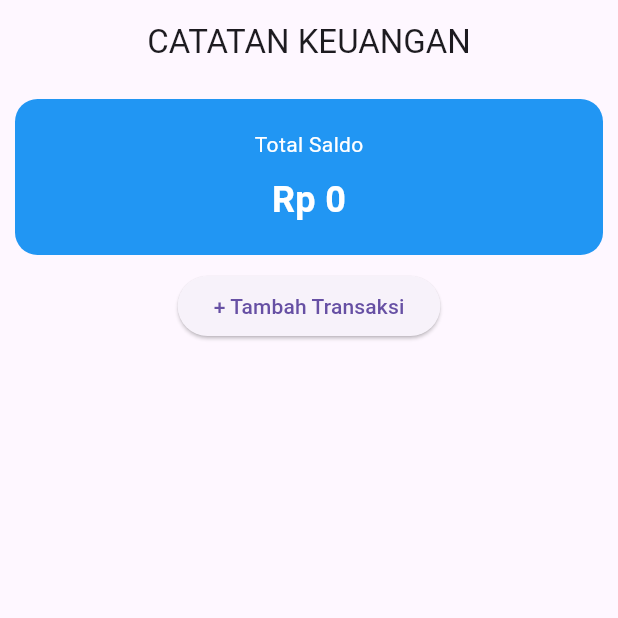
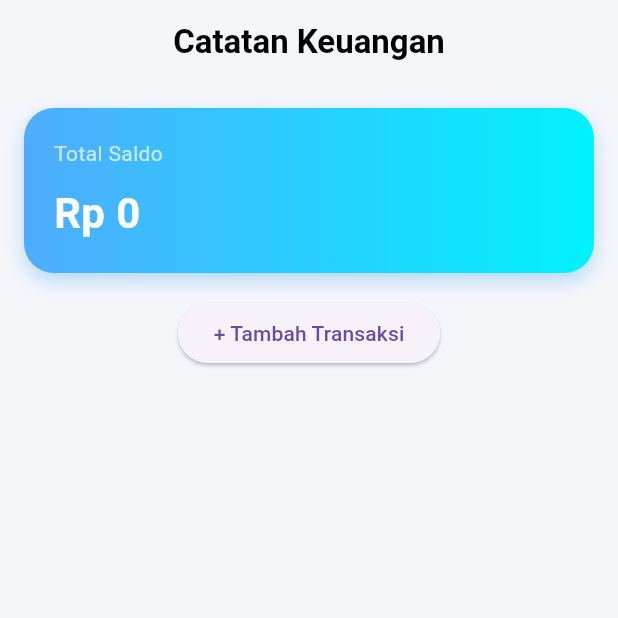
Before and after one commit to abdhamid66/aplikasi-ke-uangan, a Flutter app: the screen it shows after launch, on a phone screen of 412 x 824 dp, the top half of it. Run offline on Flutter 3.47's test engine with Material 3 defaults, Android fonts, the phone set to English and light mode, and no system bars; our stand-ins replace shared_preferences.

Commit message:
perubahan UI

```diff
--- a/lib/main.dart
+++ b/lib/main.dart
@@ -1,5 +1,6 @@
 import 'package:flutter/material.dart';
 import 'package:shared_preferences/shared_preferences.dart';
+import 'package:intl/intl.dart';
 import 'dart:convert';
 
 void main() {
@@ -82,28 +83,48 @@ class _HomePageState extends State<HomePage> {
   @override
   Widget build(BuildContext context) {
     return Scaffold(
-      appBar: AppBar(title: Text("CATATAN KEUANGAN"), centerTitle: true),
+      backgroundColor: Color(0xFFF5F6FA),
+      appBar: AppBar(
+        title: Text(
+          "Catatan Keuangan",
+          style: TextStyle(fontWeight: FontWeight.bold),
+        ),
+        centerTitle: true,
+        elevation: 0,
+        backgroundColor: Colors.transparent,
+        foregroundColor: Colors.black,
+      ),
 
       body: Column(
         children: [
           // 🔹 SALDO
           Container(
             width: double.infinity,
+            margin: EdgeInsets.all(16),
             padding: EdgeInsets.all(20),
-            margin: EdgeInsets.all(10),
             decoration: BoxDecoration(
-              color: Colors.blue,
-              borderRadius: BorderRadius.circular(15),
+              gradient: LinearGradient(
+                colors: [Color(0xFF4facfe), Color(0xFF00f2fe)],
+              ),
+              borderRadius: BorderRadius.circular(20),
+              boxShadow: [
+                BoxShadow(
+                  color: Colors.blue.withOpacity(0.3),
+                  blurRadius: 10,
+                  offset: Offset(0, 5),
+                ),
+              ],
             ),
             child: Column(
+              crossAxisAlignment: CrossAxisAlignment.start,
               children: [
-                Text("Total Saldo", style: TextStyle(color: Colors.white)),
+                Text("Total Saldo", style: TextStyle(color: Colors.white70)),
                 SizedBox(height: 10),
                 Text(
-                  "Rp ${hitungSaldo()}",
+                  "Rp ${NumberFormat('#,###', 'id_ID').format(hitungSaldo())}",
                   style: TextStyle(
                     color: Colors.white,
-                    fontSize: 24,
+                    fontSize: 28,
                     fontWeight: FontWeight.bold,
                   ),
                 ),
@@ -222,7 +243,7 @@ class _HomePageState extends State<HomePage> {
                       title: Text(item["nama"]),
                       trailing: Text(
                         (item["isPemasukan"] ? "+ " : "- ") +
-                            "Rp ${item["nominal"]}",
+                            "Rp ${NumberFormat('#,###', 'id_ID').format(item["nominal"])}",
                         style: TextStyle(
                           color: item["isPemasukan"]
                               ? Colors.green
--- a/pubspec.yaml
+++ b/pubspec.yaml
@@ -30,8 +30,8 @@ environment:
 dependencies:
   flutter:
     sdk: flutter
-
   shared_preferences: ^2.2.2
+  intl: ^0.18.1
 
   # The following adds the Cupertino Icons font to your application.
   # Use with the CupertinoIcons class for iOS style icons.
```
Also changed, not shown: pubspec.lock.
